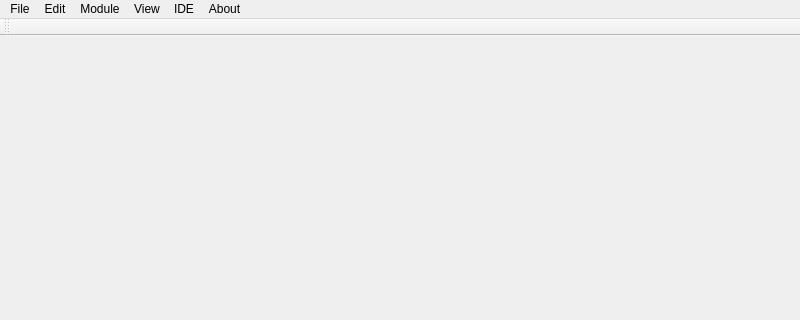
The window that ui/gui/resources/mainwindow.ui (halbbob/dff) describes before a commit, drawn with Qt 5; both pictures show x 0 to 800 and y 0 to 320 of the 800 by 598 pixel window.
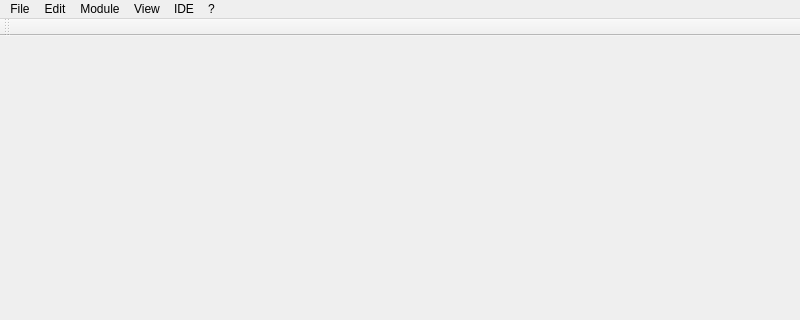
The same window after the commit. Icons and pictures are not drawn.

Commit message:
IDE bugfix : * add import Utils (menutags) (remove by previous merge ?)              * Open file : replace first argument by self.mainWindow (old : self.parent doesn't exists) Interpreter bugfix : * Add interpreter.ui in ressource CMakeList.txt
Menu help : * Change about names actions

What changed in the file:
```diff
--- a/ui/gui/resources/mainwindow.ui
+++ b/ui/gui/resources/mainwindow.ui
@@ -20,7 +20,7 @@
      <x>0</x>
      <y>0</y>
      <width>800</width>
-     <height>20</height>
+     <height>25</height>
     </rect>
    </property>
    <widget class="QMenu" name="menuFile">
@@ -49,7 +49,7 @@
    </widget>
    <widget class="QMenu" name="menuAbout">
     <property name="title">
-     <string>About</string>
+     <string>?</string>
     </property>
     <addaction name="actionHelp"/>
     <addaction name="actionAbout"/>
```
Left out of the diff: 6 changed lines with no effect on the pictures. The commit also changes 3 other files.
